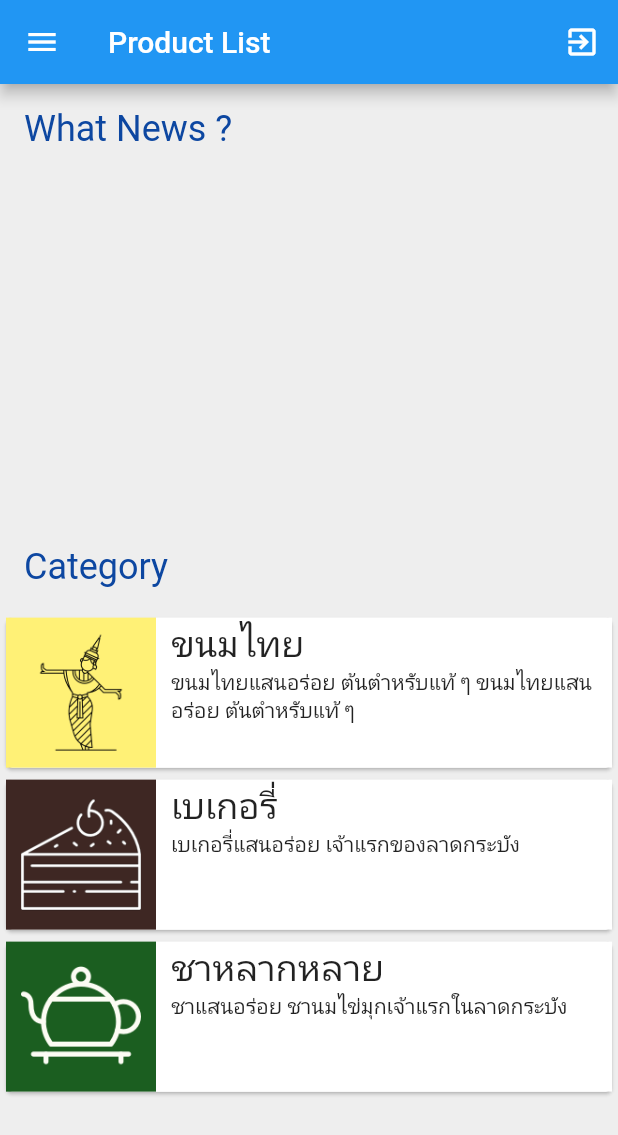
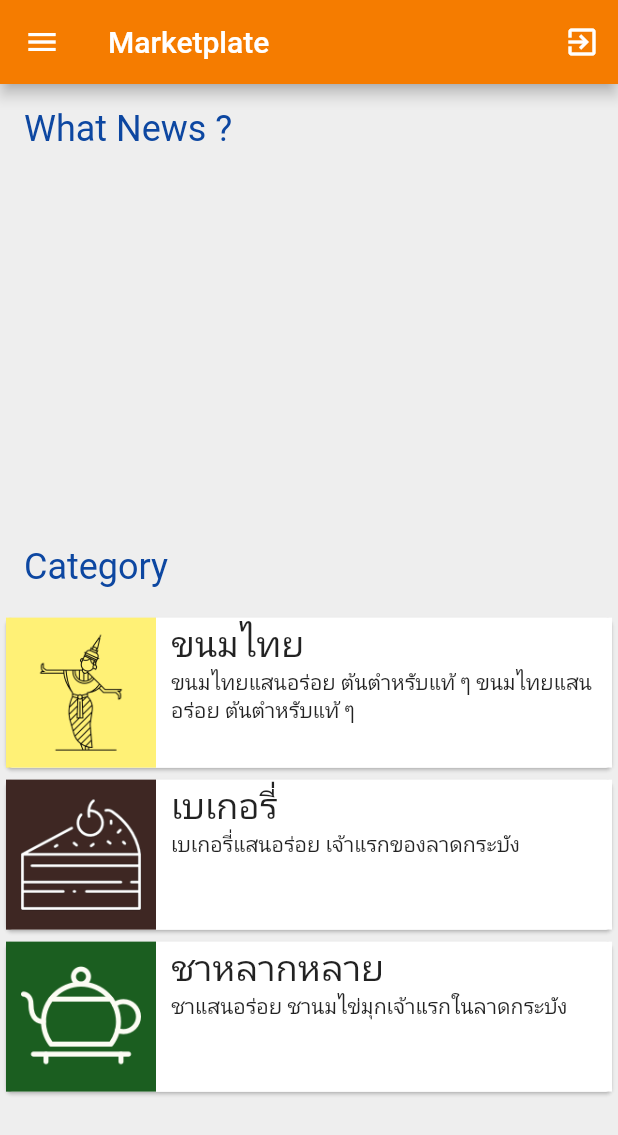
Before and after one commit to KctPiyawat/ShopBakerClick, a Flutter app: the ProductList screen opened directly, on a phone screen of 412 x 824 dp. Shown: the top 1135 px of the screen. Run offline on Flutter 3.47's test engine with Material 2 defaults, Android fonts, the phone set to English and light mode, and no system bars; drawn by our look-alikes of carousel_slider; our stand-ins replace cloud_firestore, firebase_auth; missing offline and left inert: koukicons; accounts and stored records are empty.

Commit message:
update 22 nov

```diff
--- a/lib/screens/product_list.dart
+++ b/lib/screens/product_list.dart
@@ -2,8 +2,10 @@ import 'dart:io';
 
 import 'package:firebase_auth/firebase_auth.dart';
 import 'package:flutter/material.dart';
-import 'package:shop_bakerclick/screens/information.dart';
+
 import 'package:shop_bakerclick/screens/marketplate.dart';
+import 'package:shop_bakerclick/utility/my_style.dart';
+import 'package:shop_bakerclick/widget/information.dart';
 
 class ProductList extends StatefulWidget {
   @override
@@ -19,6 +21,7 @@ class _ProductListState extends State<ProductList> {
   double myH1 = 24.0;
   double myH2 = 18.0;
   Widget myWidget = Marketplate();
+  String titleAppBar = 'Marketplate';
 
   // Method
 
@@ -57,7 +60,7 @@ class _ProductListState extends State<ProductList> {
   Widget showLogo() {
     return Container(
       width: 100.0,
-      height: 100.0,
+      height: 80.0,
       child: Image.asset('images/logo.png'),
     );
   }
@@ -145,6 +148,7 @@ class _ProductListState extends State<ProductList> {
       onTap: () {
         setState(() {
           myWidget = Marketplate();
+          titleAppBar = 'Marketplate';
         });
         Navigator.of(context).pop();
       },
@@ -167,6 +171,7 @@ class _ProductListState extends State<ProductList> {
       ),onTap: (){
         setState(() {
          myWidget = Information();
+         titleAppBar = 'Information';
         });
         Navigator.of(context).pop();
       },
@@ -176,8 +181,8 @@ class _ProductListState extends State<ProductList> {
   @override
   Widget build(BuildContext context) {
     return Scaffold(
-      appBar: AppBar(
-        title: Text('Product List'),
+      appBar: AppBar(backgroundColor: Mystye().appBarColor,
+        title: Text(titleAppBar),
         actions: <Widget>[signOutButton()],
       ),
       body: myWidget,
--- a/lib/utility/my_style.dart
+++ b/lib/utility/my_style.dart
@@ -4,6 +4,7 @@ class Mystye {
 
   Color mainColor = Colors.green.shade700;
   Color wakeColor = Colors.green.shade200;
+  Color appBarColor = Colors.orange.shade700;
 
 
 
```
Also changed, not shown: lib/widget/information.dart (renamed from lib/screens/information.dart, +17 -2 lines).
